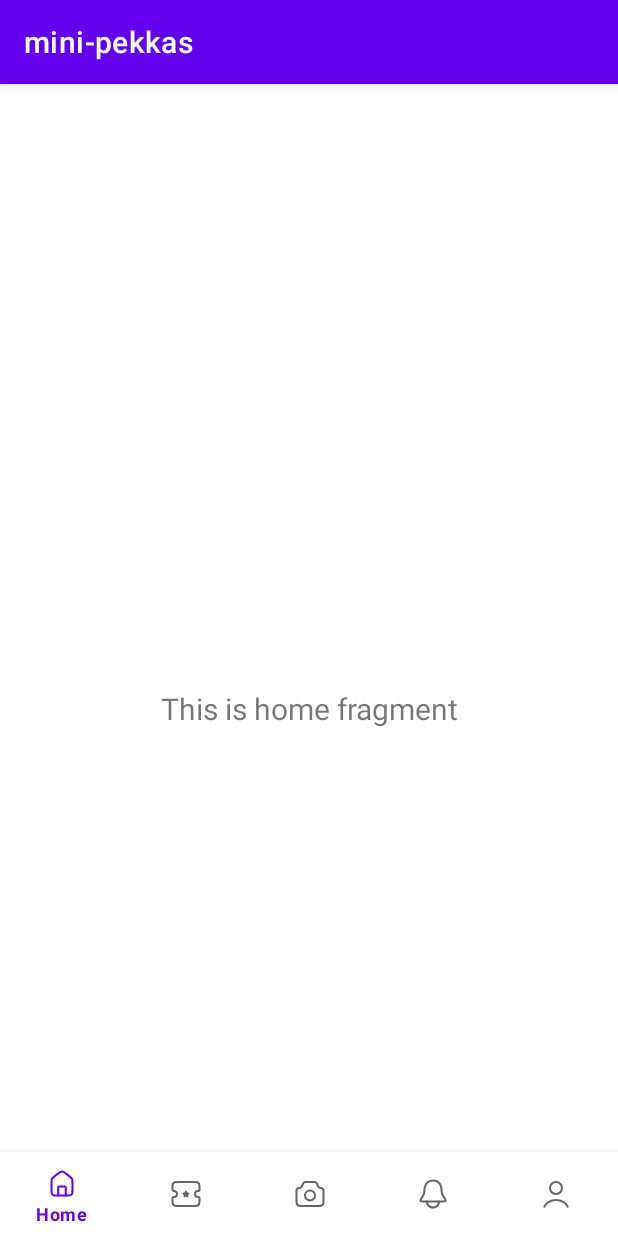
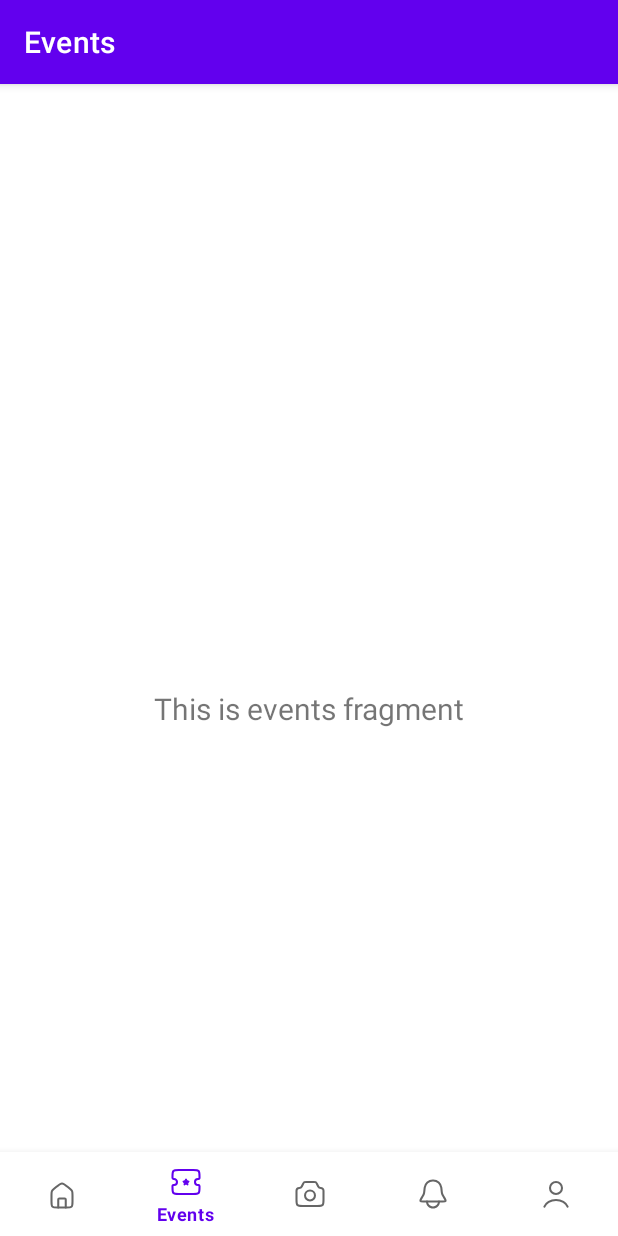
Before and after one commit to CMPUT301F24pekkas/mini-pekkas, an Android app: the screen it shows after launch (MainActivity), item 2 of the bottom bar chosen, on a phone screen of 412 x 824 dp. Run offline under Robolectric (Android 15) with nearby library versions, the phone set to English and light mode, and no system bars; our stand-ins replace navigation-ui.

```diff
--- a/app/src/main/java/com/example/mini_pekkas/MainActivity.java
+++ b/app/src/main/java/com/example/mini_pekkas/MainActivity.java
@@ -13,11 +13,13 @@ import com.google.android.material.bottomnavigation.BottomNavigationView;
 
 public class MainActivity extends AppCompatActivity {
 
+    private ActivityMainBinding binding;
+
     @Override
     protected void onCreate(Bundle savedInstanceState) {
         super.onCreate(savedInstanceState);
 
-        com.example.mini_pekkas.databinding.ActivityMainBinding binding = ActivityMainBinding.inflate(getLayoutInflater());
+        binding = ActivityMainBinding.inflate(getLayoutInflater());
         setContentView(binding.getRoot());
 
         BottomNavigationView navView = findViewById(R.id.nav_view);
--- a/app/src/main/res/layout/activity_main.xml
+++ b/app/src/main/res/layout/activity_main.xml
@@ -1,6 +1,7 @@
 <?xml version="1.0" encoding="utf-8"?>
 <androidx.constraintlayout.widget.ConstraintLayout xmlns:android="http://schemas.android.com/apk/res/android"
     xmlns:app="http://schemas.android.com/apk/res-auto"
+    xmlns:tools="http://schemas.android.com/tools"
     android:id="@+id/container"
     android:layout_width="match_parent"
     android:layout_height="match_parent"
@@ -19,7 +20,7 @@
 
     </com.google.android.material.bottomnavigation.BottomNavigationView>
 
-    <androidx.fragment.app.FragmentContainerView
+    <fragment
         android:id="@+id/nav_host_fragment_activity_main"
         android:name="androidx.navigation.fragment.NavHostFragment"
         android:layout_width="match_parent"
--- a/app/src/main/res/navigation/mobile_navigation.xml
+++ b/app/src/main/res/navigation/mobile_navigation.xml
@@ -11,7 +11,7 @@
         android:label="@string/title_home"
         tools:layout="@layout/fragment_home" />
 
-    <fragment
+    yy<fragment
         android:id="@+id/navigation_events"
         android:name="com.example.mini_pekkas.ui.events.EventsFragment"
         android:label="@string/title_events"
```
